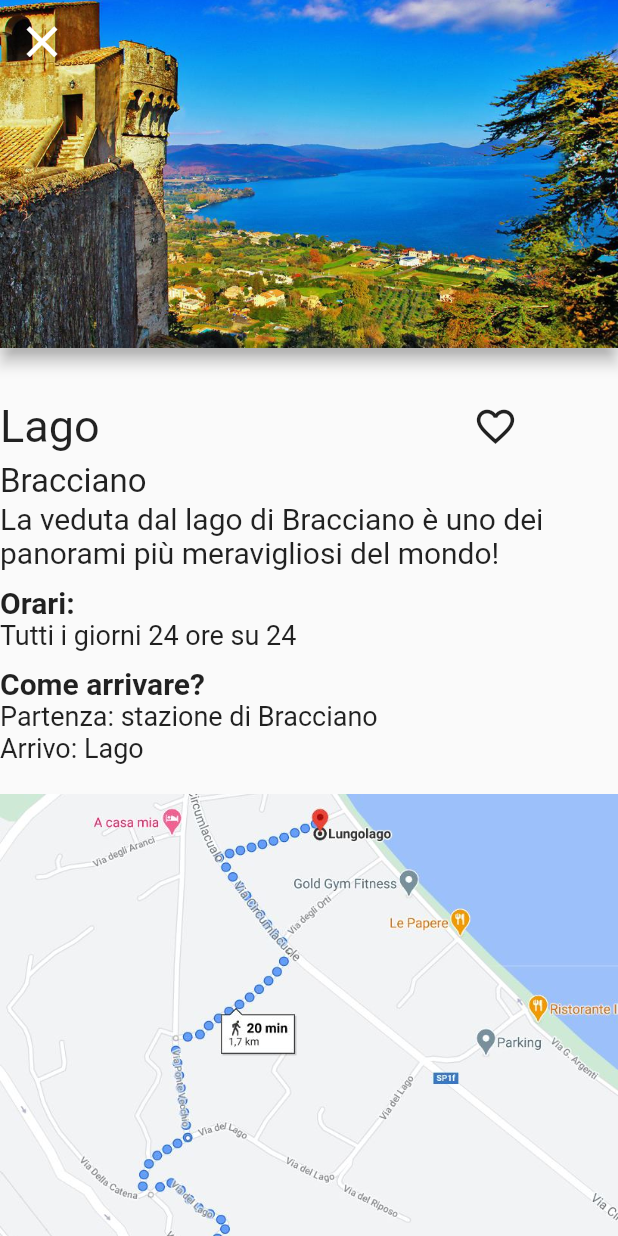
After one commit to LorenzoCristini/borough_king, a Flutter app: the lago screen opened directly, on a phone screen of 412 x 824 dp. The commit adds this screen. Run offline on Flutter 3.47's test engine with Material 2 defaults, Android fonts, the phone set to English and light mode, and no system bars; Roboto replaces fonts that are missing (Times New Roman).

Commit message:
cards occasioni fotografiche

```diff
--- /dev/null
+++ b/lib/cardOccFot/lago.dart
@@ -0,0 +1,69 @@
+import 'package:borough_king/main.dart';
+import 'package:flutter/cupertino.dart';
+import "package:flutter/material.dart";
+
+class lago extends StatelessWidget {
+  @override
+  Widget build(BuildContext context) {
+    return Scaffold(
+      appBar: PreferredSize(
+        preferredSize: Size.fromHeight(235.0),
+        child : AppBar(
+            leading: IconButton(icon: Icon(Icons.clear,size: 35,),onPressed: (){Navigator.pop(context);},),
+            flexibleSpace: Image(
+              image: AssetImage('assets/images/OccFotograf/lago.jpg'
+                  ''),
+              fit: BoxFit.fill,
+            ),
+            backgroundColor: Colors.transparent,
+
+            iconTheme: IconThemeData(color: Colors.white)),
+      ),
+      body:
+      ListView(
+        children: <Widget>[
+          SizedBox(
+            height: 25,
+          ),
+          Row(
+            children: [
+              Padding(padding: EdgeInsets.only(right:150
+              ),
+                child: Text('Lago',style: TextStyle(fontSize: 30),
+                ), ),
+              Padding(padding: EdgeInsets.fromLTRB(90, 0, 0, 0),
+                child: IconButton(
+                  icon: Icon(Icons.favorite_border),
+                  iconSize: 30,
+                  onPressed: () {},),),
+            ],
+          ),
+          Padding(
+            padding: EdgeInsets.only(right: 150),
+            child: Text("Bracciano",style: TextStyle(fontSize: 22, fontFamily: "Times New Roman")),
+          ),
+          Text("La veduta dal lago di Bracciano è uno dei panorami più meravigliosi del mondo!" ,style: TextStyle(fontSize: 20),),
+          SizedBox(
+            height: 10,
+          ),
+          Text("Orari:",style: TextStyle(fontSize: 20,fontWeight: FontWeight.bold)),
+          Text("Tutti i giorni 24 ore su 24",style: TextStyle(fontSize: 18)),
+          SizedBox(
+            height: 10,
+          ),
+          Text("Come arrivare?",style: TextStyle(fontSize: 20,fontWeight: FontWeight.bold)),
+          Text("Partenza: stazione di Bracciano",style: TextStyle(fontSize: 18)),
+          Text("Arrivo: Lago",style: TextStyle(fontSize: 18)),
+          SizedBox(
+            height: 20,
+          ),
+          Image(
+            image: AssetImage('assets/images/OccFotograf/comearrivarebracc.JPG'),
+          ),
+        ],
+      ),
+
+    );
+
+  }
+}
--- a/lib/widgets/occasioni_fotografiche.dart
+++ b/lib/widgets/occasioni_fotografiche.dart
@@ -4,12 +4,16 @@ import 'package:flutter/cupertino.dart';
 import 'package:flutter/foundation.dart';
 import "package:flutter/material.dart";
 import "package:borough_king/widgets/preferiti.dart";
+import "package:borough_king/cardOccFot/rocca.dart";
+import "package:borough_king/cardOccFot/ragione.dart";
+import "package:borough_king/cardOccFot/lago.dart";
+import "package:borough_king/cardOccFot/scolastica.dart";
 
 class occasioniFotografiche extends StatelessWidget {
-  final List<String> images = ['assets/images/OccFotograf/rocca.jpg','assets/images/OccFotograf/pal_ragione.JPG','assets/images/OccFotograf/lago.jpg','assets/images/OccFotograf/monastero.jpg'];
+  final List<String> images = ['assets/images/OccFotograf/rocca.jpg','assets/images/OccFotograf/ragione.jpg','assets/images/OccFotograf/lago.jpg','assets/images/OccFotograf/monastero.jpg'];
   final List<String> names = ['La Rocca','Palazzo della ragione','Lago','Monastero di Santa Scolastica'];
   final List<String> places = ['Tolfa','Anagni','Bracciano','Subiaco'];
-  final List<StatelessWidget> classi = [notImplemented(),notImplemented(),notImplemented(),notImplemented()];
+  final List<StatelessWidget> classi = [rocca(), ragione() , lago(), scolastica()];
   @override
   Widget build(BuildContext context) {
     return Scaffold(
```
Also changed, not shown: lib/cardOccFot/ragione.dart (added, +69 -0 lines), lib/cardOccFot/rocca.dart (added, +69 -0 lines), lib/cardOccFot/scolastica.dart (added, +69 -0 lines), assets/images/OccFotograf/comearrivareanagni.JPG (added), assets/images/OccFotograf/comearrivarebracc.JPG (added), assets/images/OccFotograf/comearrivaresubiaco.JPG (added), assets/images/OccFotograf/comearrivaretolfa.JPG (added), assets/images/OccFotograf/lago.jpg, assets/images/OccFotograf/monastero.jpg, assets/images/OccFotograf/ragione.jpg (added), assets/images/OccFotograf/rocca.jpg.
